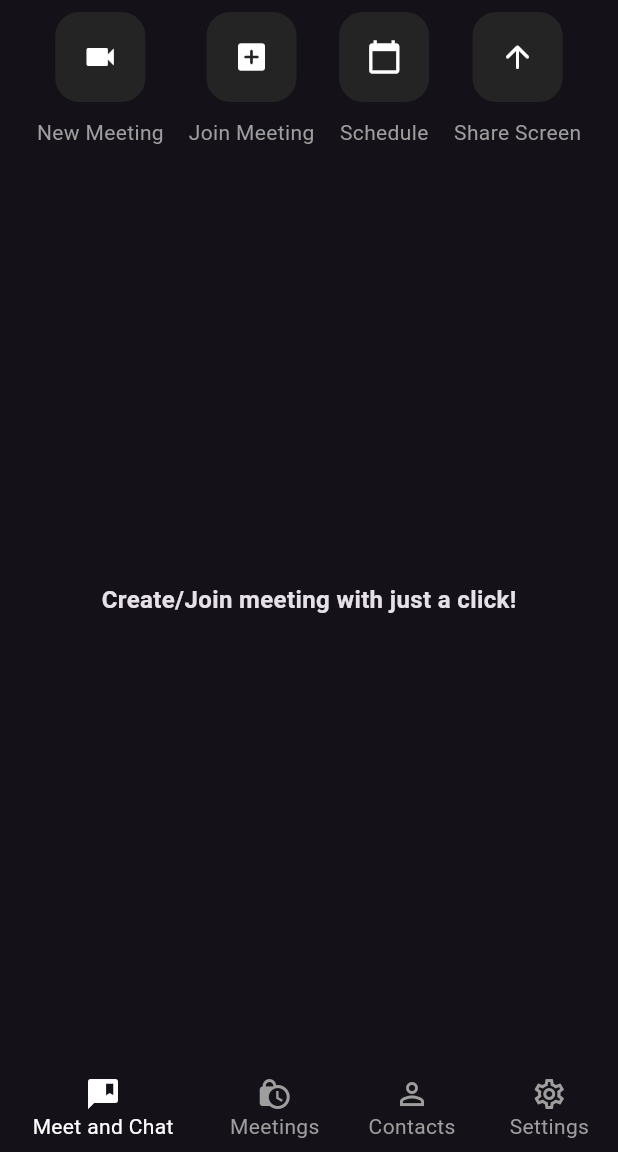
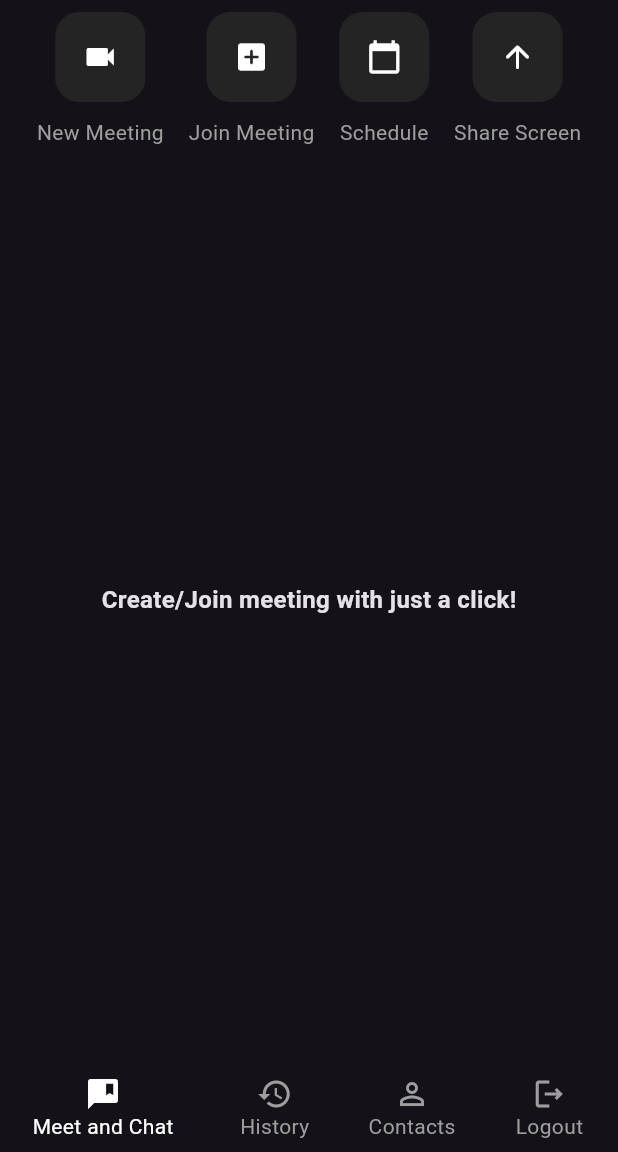
Before and after one commit to AmanKumar2324/bharat_connect, a Flutter app: the screen it shows once a user with an empty profile is signed in, on a phone screen of 412 x 824 dp, the part 84-1236 px from its top. Run offline on Flutter 3.47's test engine with Material 3 defaults, Android fonts, the phone set to English and light mode, and no system bars; our stand-ins replace cloud_firestore, firebase_auth, firebase_core, google_sign_in; missing offline and left inert: jitsi_meet_wrapper; accounts and stored records are empty; network calls fail.

Commit message:
History view and logout functionality added

```diff
--- a/lib/resources/jitsi_meet_methods.dart
+++ b/lib/resources/jitsi_meet_methods.dart
@@ -1,3 +1,4 @@
+import 'package:bharat_connect/resources/firestore_methods.dart';
 import 'package:flutter/material.dart';
 import 'package:jitsi_meet_wrapper/jitsi_meet_wrapper.dart';
 
@@ -29,7 +30,7 @@
         userEmail: _authMethods.user.email,
         userAvatarUrl: _authMethods.user.photoURL,
       );
-
+      FirestoreMethods().addToMeetingHistory(roomName);
       await JitsiMeetWrapper.joinMeeting(
         options: options,
         listener: JitsiMeetingListener(
--- a/lib/screens/home_screen.dart
+++ b/lib/screens/home_screen.dart
@@ -1,5 +1,8 @@
+import 'package:bharat_connect/resources/auth_methods.dart';
+import 'package:bharat_connect/screens/history_meeting_screen.dart';
 import 'package:bharat_connect/screens/meeting_screen.dart';
 import 'package:bharat_connect/utils/colors.dart';
+import 'package:bharat_connect/widgets/custom_button.dart';
 import 'package:flutter/material.dart';
 
 class HomeScreen extends StatefulWidget {
@@ -19,9 +22,9 @@
 
   List<Widget> pages = [
     const MeetingScreen(),
-    const Text('Meetings'),
+    const HistoryMeetingScreen(),
     const Text('Contacts'),
-    const Text('Settings'),
+    CustomButton(onPressed: AuthMethods().signOut, buttontext: 'Logout')
   ];
 
   @override
@@ -47,12 +50,11 @@
         items: const [
           BottomNavigationBarItem(
               icon: Icon(Icons.comment_bank), label: 'Meet and Chat'),
-          BottomNavigationBarItem(
-              icon: Icon(Icons.lock_clock), label: 'Meetings'),
+          BottomNavigationBarItem(icon: Icon(Icons.history), label: 'History'),
           BottomNavigationBarItem(
               icon: Icon(Icons.person_outline), label: 'Contacts'),
           BottomNavigationBarItem(
-              icon: Icon(Icons.settings_outlined), label: 'Settings'),
+              icon: Icon(Icons.logout_outlined), label: 'Logout'),
         ],
       ),
     );
--- a/pubspec.yaml
+++ b/pubspec.yaml
@@ -35,6 +35,7 @@
   flutter:
     sdk: flutter
   google_sign_in: ^6.2.1
+  intl: ^0.17.0
   jitsi_meet_wrapper: ^0.2.0+1
 
 dev_dependencies:
```
Also changed, not shown: lib/resources/auth_methods.dart (+9 -0 lines), lib/resources/firestore_methods.dart (added, +28 -0 lines), lib/screens/history_meeting_screen.dart (added, +37 -0 lines), pubspec.lock.
